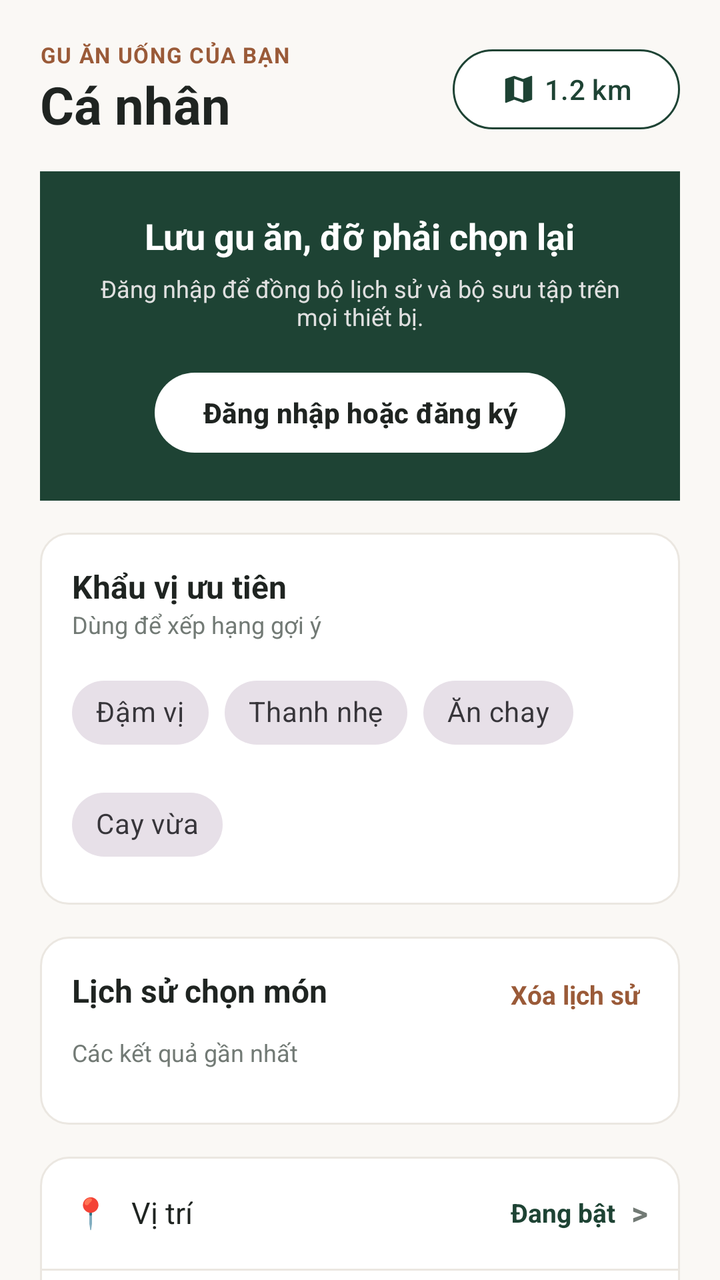
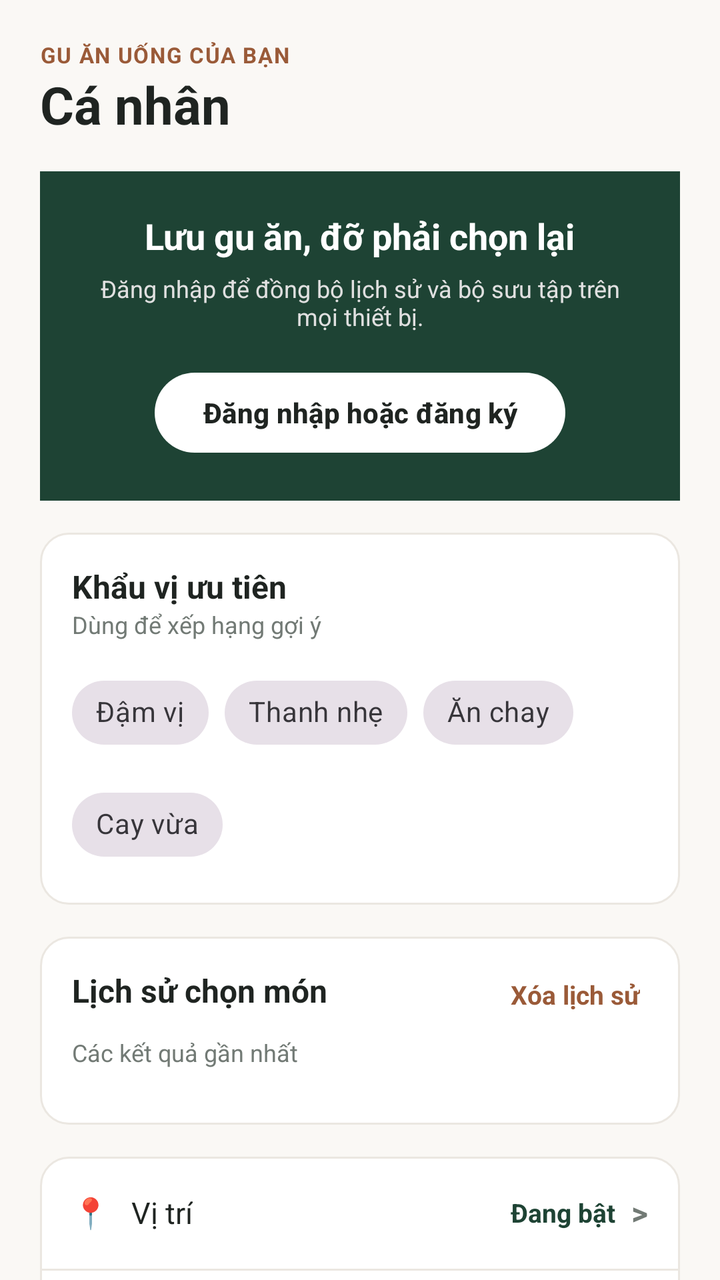

Two renders of the same Android screen: before a commit and after it. Below are the layout's source before the change and the commit's diff.
<!-- AndroidManifest.xml: application theme Theme.BTL_DiDong -->
<!-- res/layout/fragment_profile.xml -->
<?xml version="1.0" encoding="utf-8"?>
<androidx.core.widget.NestedScrollView xmlns:android="http://schemas.android.com/apk/res/android"
    xmlns:app="http://schemas.android.com/apk/res-auto"
    android:layout_width="match_parent"
    android:layout_height="match_parent"
    android:fillViewport="true"
    android:background="@color/cream_bg">

    <LinearLayout
        android:layout_width="match_parent"
        android:layout_height="wrap_content"
        android:orientation="vertical"
        android:padding="20dp">

        
        <LinearLayout
            android:layout_width="match_parent"
            android:layout_height="wrap_content"
            android:orientation="horizontal"
            android:gravity="center_vertical"
            android:layout_marginBottom="16dp">

            <LinearLayout
                android:layout_width="0dp"
                android:layout_height="wrap_content"
                android:layout_weight="1"
                android:orientation="vertical">

                <TextView
                    android:layout_width="wrap_content"
                    android:layout_height="wrap_content"
                    android:text="GU ĂN UỐNG CỦA BẠN"
                    android:textSize="11sp"
                    android:textStyle="bold"
                    android:textColor="@color/brown_accent"
                    android:letterSpacing="0.05" />

                <TextView
                    android:layout_width="wrap_content"
                    android:layout_height="wrap_content"
                    android:text="Cá nhân"
                    android:textSize="26sp"
                    android:textStyle="bold"
                    android:textColor="@color/text_dark" />
            </LinearLayout>

            <com.google.android.material.button.MaterialButton
                style="?attr/materialButtonOutlinedStyle"
                android:layout_width="wrap_content"
                android:layout_height="wrap_content"
                android:text="1.2 km"
                app:icon="@drawable/ic_map"
                app:iconTint="@color/forest_green"
                app:strokeColor="@color/forest_green"
                android:textColor="@color/forest_green"
                app:cornerRadius="20dp"
                android:backgroundTint="@color/white" />
        </LinearLayout>

        
        <LinearLayout
            android:id="@+id/layoutGuestBanner"
            android:layout_width="match_parent"
            android:layout_height="wrap_content"
            android:background="@color/forest_green"
            android:orientation="vertical"
            android:padding="20dp"
            android:layout_marginBottom="16dp"
            android:gravity="center_horizontal">

            <TextView
                android:layout_width="wrap_content"
                android:layout_height="wrap_content"
                android:text="Lưu gu ăn, đỡ phải chọn lại"
                android:textColor="@color/white"
                android:textSize="18sp"
                android:textStyle="bold"
                android:layout_marginBottom="6dp" />

            <TextView
                android:layout_width="match_parent"
                android:layout_height="wrap_content"
                android:text="Đăng nhập để đồng bộ lịch sử và bộ sưu tập trên mọi thiết bị."
                android:textColor="#E0E0E0"
                android:textSize="12sp"
                android:textAlignment="center"
                android:layout_marginBottom="16dp" />

            <com.google.android.material.button.MaterialButton
                android:id="@+id/btnOpenAuthDialog"
                android:layout_width="wrap_content"
                android:layout_height="wrap_content"
                android:text="Đăng nhập hoặc đăng ký"
                android:textColor="@color/text_dark"
                app:backgroundTint="@color/white"
                app:cornerRadius="20dp"
                android:textStyle="bold" />
        </LinearLayout>

        
        <LinearLayout
            android:id="@+id/layoutUserCard"
            android:layout_width="match_parent"
            android:layout_height="wrap_content"
            android:background="@drawable/bg_card"
            android:orientation="horizontal"
            android:padding="16dp"
            android:gravity="center_vertical"
            android:visibility="gone"
            android:layout_marginBottom="16dp">

            <ImageView
                android:layout_width="50dp"
                android:layout_height="50dp"
                android:src="@drawable/ic_person"
                app:tint="@color/forest_green"
                android:background="@color/forest_green_light"
                android:padding="10dp"
                android:contentDescription="Avatar" />

            <LinearLayout
                android:layout_width="0dp"
                android:layout_height="wrap_content"
                android:layout_weight="1"
                android:orientation="vertical"
                android:layout_marginStart="12dp">

                <TextView
                    android:id="@+id/tvUserName"
                    android:layout_width="wrap_content"
                    android:layout_height="wrap_content"
                    android:text="Nguyễn Văn A"
                    android:textStyle="bold"
                    android:textSize="16sp"
                    android:textColor="@color/text_dark" />

                <TextView
                    android:id="@+id/tvUserEmail"
                    android:layout_width="wrap_content"
                    android:layout_height="wrap_content"
                    android:text="user@gmail.com"
                    android:textSize="12sp"
                    android:textColor="@color/text_muted"
                    android:layout_marginTop="2dp" />
            </LinearLayout>

            <com.google.android.material.button.MaterialButton
                android:id="@+id/btnLogout"
                style="?attr/materialButtonOutlinedStyle"
                android:layout_width="wrap_content"
                android:layout_height="36dp"
                android:text="Đăng xuất"
                android:textColor="@color/brown_accent"
                app:strokeColor="@color/brown_accent"
                app:cornerRadius="18dp"
                android:textSize="11sp" />
        </LinearLayout>

        
        <LinearLayout
            android:layout_width="match_parent"
            android:layout_height="wrap_content"
            android:background="@drawable/bg_card"
            android:padding="16dp"
            android:orientation="vertical"
            android:layout_marginBottom="16dp">

            <TextView
                android:layout_width="wrap_content"
                android:layout_height="wrap_content"
                android:text="Khẩu vị ưu tiên"
                android:textStyle="bold"
                android:textSize="16sp"
                android:textColor="@color/text_dark" />

            <TextView
                android:layout_width="wrap_content"
                android:layout_height="wrap_content"
                android:text="Dùng để xếp hạng gợi ý"
                android:textSize="12sp"
                android:textColor="@color/text_muted"
                android:layout_marginBottom="12dp" />

            <com.google.android.material.chip.ChipGroup
                android:id="@+id/cgTastePreferences"
                android:layout_width="match_parent"
                android:layout_height="wrap_content"
                app:singleSelection="false">

                <com.google.android.material.chip.Chip
                    android:id="@+id/chipTasteRich"
                    style="@style/Widget.MaterialComponents.Chip.Filter"
                    android:layout_width="wrap_content"
                    android:layout_height="wrap_content"
                    android:text="Đậm vị" />

                <com.google.android.material.chip.Chip
                    android:id="@+id/chipTasteLight"
                    style="@style/Widget.MaterialComponents.Chip.Filter"
                    android:layout_width="wrap_content"
                    android:layout_height="wrap_content"
                    android:text="Thanh nhẹ" />

                <com.google.android.material.chip.Chip
                    android:id="@+id/chipTasteVegan"
                    style="@style/Widget.MaterialComponents.Chip.Filter"
                    android:layout_width="wrap_content"
                    android:layout_height="wrap_content"
                    android:text="Ăn chay" />

                <com.google.android.material.chip.Chip
                    android:id="@+id/chipTasteSpicy"
                    style="@style/Widget.MaterialComponents.Chip.Filter"
                    android:layout_width="wrap_content"
                    android:layout_height="wrap_content"
                    android:text="Cay vừa" />
            </com.google.android.material.chip.ChipGroup>
        </LinearLayout>

        
        <LinearLayout
            android:layout_width="match_parent"
            android:layout_height="wrap_content"
            android:background="@drawable/bg_card"
            android:padding="16dp"
            android:orientation="vertical"
            android:layout_marginBottom="16dp">

            <RelativeLayout
                android:layout_width="match_parent"
                android:layout_height="wrap_content"
                android:layout_marginBottom="8dp">

                <TextView
                    android:layout_width="wrap_content"
                    android:layout_height="wrap_content"
                    android:text="Lịch sử chọn món"
                    android:textStyle="bold"
                    android:textSize="16sp"
                    android:textColor="@color/text_dark" />

                <TextView
                    android:id="@+id/btnClearHistory"
                    android:layout_width="wrap_content"
                    android:layout_height="wrap_content"
                    android:text="Xóa lịch sử"
                    android:textColor="@color/brown_accent"
                    android:textStyle="bold"
                    android:textSize="13sp"
                    android:layout_alignParentEnd="true"
                    android:background="?attr/selectableItemBackground"
                    android:padding="4dp" />
            </RelativeLayout>

            <TextView
                android:layout_width="wrap_content"
                android:layout_height="wrap_content"
                android:text="Các kết quả gần nhất"
                android:textSize="12sp"
                android:textColor="@color/text_muted"
                android:layout_marginBottom="12dp" />

            <LinearLayout
                android:id="@+id/containerHistoryItems"
                android:layout_width="match_parent"
                android:layout_height="wrap_content"
                android:orientation="vertical" />
        </LinearLayout>

        
        <LinearLayout
            android:layout_width="match_parent"
            android:layout_height="wrap_content"
            android:background="@drawable/bg_card"
            android:orientation="vertical">

            
            <RelativeLayout
                android:id="@+id/itemLocationSetting"
                android:layout_width="match_parent"
                android:layout_height="56dp"
                android:paddingHorizontal="16dp"
                android:gravity="center_vertical"
                android:background="?attr/selectableItemBackground"
                android:clickable="true"
                android:focusable="true">

                <TextView
                    android:layout_width="wrap_content"
                    android:layout_height="wrap_content"
                    android:text="📍   Vị trí"
                    android:textColor="@color/text_dark"
                    android:textSize="15sp"
                    android:layout_alignParentStart="true"
                    android:layout_centerVertical="true" />

                <LinearLayout
                    android:layout_width="wrap_content"
                    android:layout_height="wrap_content"
                    android:orientation="horizontal"
                    android:gravity="center_vertical"
                    android:layout_alignParentEnd="true"
                    android:layout_centerVertical="true">

                    <TextView
                        android:id="@+id/tvLocationStatus"
                        android:layout_width="wrap_content"
                        android:layout_height="wrap_content"
                        android:text="Đang bật"
                        android:textColor="@color/forest_green"
                        android:textSize="13sp"
                        android:textStyle="bold"
                        android:layout_marginEnd="8dp" />

                    <TextView
                        android:layout_width="wrap_content"
                        android:layout_height="wrap_content"
                        android:text=">"
                        android:textColor="@color/text_muted"
                        android:textSize="16sp"
                        android:textStyle="bold" />
                </LinearLayout>
            </RelativeLayout>

            <View
                android:layout_width="match_parent"
                android:layout_height="1dp"
                android:background="@color/stroke_color" />

            
            <RelativeLayout
                android:id="@+id/itemAppSettings"
                android:layout_width="match_parent"
                android:layout_height="56dp"
                android:paddingHorizontal="16dp"
                android:gravity="center_vertical"
                android:background="?attr/selectableItemBackground"
                android:clickable="true"
                android:focusable="true">

                <TextView
                    android:layout_width="wrap_content"
                    android:layout_height="wrap_content"
                    android:text="⚙️   Cài đặt ứng dụng"
                    android:textColor="@color/text_dark"
                    android:textSize="15sp"
                    android:layout_alignParentStart="true"
                    android:layout_centerVertical="true" />

                <TextView
                    android:layout_width="wrap_content"
                    android:layout_height="wrap_content"
                    android:text=">"
                    android:textColor="@color/text_muted"
                    android:textSize="16sp"
                    android:textStyle="bold"
                    android:layout_alignParentEnd="true"
                    android:layout_centerVertical="true" />
            </RelativeLayout>

            <View
                android:layout_width="match_parent"
                android:layout_height="1dp"
                android:background="@color/stroke_color" />

            
            <RelativeLayout
                android:id="@+id/itemPrivacy"
                android:layout_width="match_parent"
                android:layout_height="56dp"
                android:paddingHorizontal="16dp"
                android:gravity="center_vertical"
                android:background="?attr/selectableItemBackground"
                android:clickable="true"
                android:focusable="true">

                <TextView
                    android:layout_width="wrap_content"
                    android:layout_height="wrap_content"
                    android:text="🔒   Quyền riêng tư"
                    android:textColor="@color/text_dark"
                    android:textSize="15sp"
                    android:layout_alignParentStart="true"
                    android:layout_centerVertical="true" />

                <TextView
                    android:layout_width="wrap_content"
                    android:layout_height="wrap_content"
                    android:text=">"
                    android:textColor="@color/text_muted"
                    android:textSize="16sp"
                    android:textStyle="bold"
                    android:layout_alignParentEnd="true"
                    android:layout_centerVertical="true" />
            </RelativeLayout>

        </LinearLayout>

    </LinearLayout>
</androidx.core.widget.NestedScrollView>
<!-- resources referenced by this layout -->
<resources>
  <color name="brown_accent">#9A5A38</color>
  <color name="cream_bg">#FAF8F5</color>
  <color name="forest_green">#1E4334</color>
  <color name="forest_green_light">#EAF2EE</color>
  <color name="stroke_color">#EBE7E1</color>
  <color name="text_dark">#1F2421</color>
  <color name="text_muted">#727A75</color>
  <color name="white">#FFFFFFFF</color>
  <!-- drawable bg_card (drawable) -->
  <?xml version="1.0" encoding="utf-8"?>
  <shape xmlns:android="http://schemas.android.com/apk/res/android"
      android:shape="rectangle">
      <solid android:color="@color/white" />
      <corners android:radius="14dp" />
      <stroke android:width="1dp" android:color="@color/stroke_color" />
  </shape>
  <!-- drawable ic_map (drawable) -->
  <vector xmlns:android="http://schemas.android.com/apk/res/android"
      android:width="24dp"
      android:height="24dp"
      android:viewportWidth="24"
      android:viewportHeight="24">
    <path
        android:fillColor="#FF000000"
        android:pathData="M20.5,3l-.16.03L15,5.1 9,3 3.36,4.9c-.21.07-.36.25-.36.48V20.5c0 .28.22.5.5.5l.16-.03L9,18.9l6,2.1 5.64-1.9c.21-.07.36-.25.36-.48V3.5c0-.28-.22-.5-.5-.5zM15,19l-6,-2.1V5l6,2.1V19z"/>
  </vector>
  <!-- drawable ic_person (drawable) -->
  <vector xmlns:android="http://schemas.android.com/apk/res/android"
      android:width="24dp"
      android:height="24dp"
      android:viewportWidth="24"
      android:viewportHeight="24">
    <path
        android:fillColor="#FF000000"
        android:pathData="M12,12c2.21,0 4,-1.79 4,-4s-1.79,-4 -4,-4 -4,1.79 -4,4 1.79,4 4,4zM12,14c-2.67,0 -8,1.34 -8,4v2h16v-2c0,-2.66 -5.33,-4 -8,-4z"/>
  </vector>
  <style name="Theme.BTL_DiDong" parent="Base.Theme.BTL_DiDong" />
  <style name="Base.Theme.BTL_DiDong" parent="Theme.Material3.DayNight.NoActionBar">
          
          
      </style>
</resources>

<!-- the commit's change to res/layout/fragment_profile.xml (unified diff, before → after) -->
@@ -44,17 +44,7 @@
                     android:textColor="@color/text_dark" />
             </LinearLayout>
 
-            <com.google.android.material.button.MaterialButton
-                style="?attr/materialButtonOutlinedStyle"
-                android:layout_width="wrap_content"
-                android:layout_height="wrap_content"
-                android:text="1.2 km"
-                app:icon="@drawable/ic_map"
-                app:iconTint="@color/forest_green"
-                app:strokeColor="@color/forest_green"
-                android:textColor="@color/forest_green"
-                app:cornerRadius="20dp"
-                android:backgroundTint="@color/white" />
+
         </LinearLayout>
 
         
<!-- resource entries referenced after the edit -->
@@ -16,16 +16,6 @@
       <corners android:radius="14dp" />
       <stroke android:width="1dp" android:color="@color/stroke_color" />
   </shape>
-  <!-- drawable ic_map (drawable) -->
-  <vector xmlns:android="http://schemas.android.com/apk/res/android"
-      android:width="24dp"
-      android:height="24dp"
-      android:viewportWidth="24"
-      android:viewportHeight="24">
-    <path
-        android:fillColor="#FF000000"
-        android:pathData="M20.5,3l-.16.03L15,5.1 9,3 3.36,4.9c-.21.07-.36.25-.36.48V20.5c0 .28.22.5.5.5l.16-.03L9,18.9l6,2.1 5.64-1.9c.21-.07.36-.25.36-.48V3.5c0-.28-.22-.5-.5-.5zM15,19l-6,-2.1V5l6,2.1V19z"/>
-  </vector>
   <!-- drawable ic_person (drawable) -->
   <vector xmlns:android="http://schemas.android.com/apk/res/android"
       android:width="24dp"
